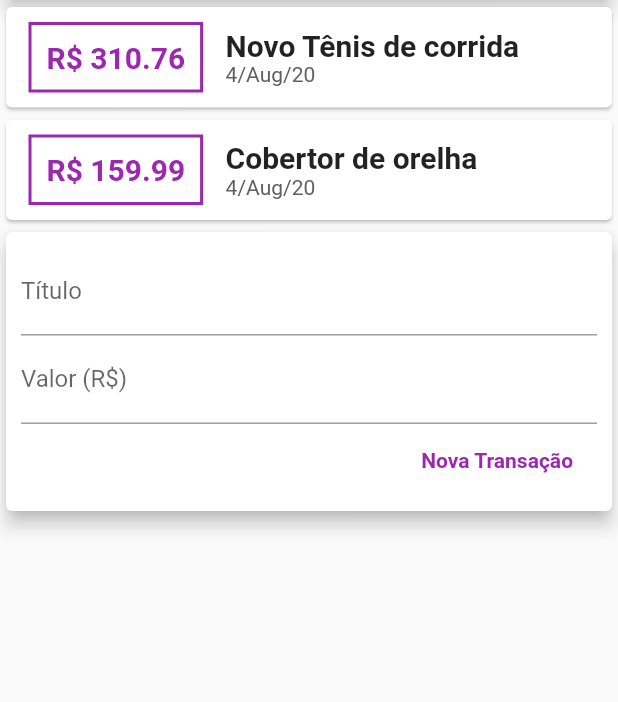
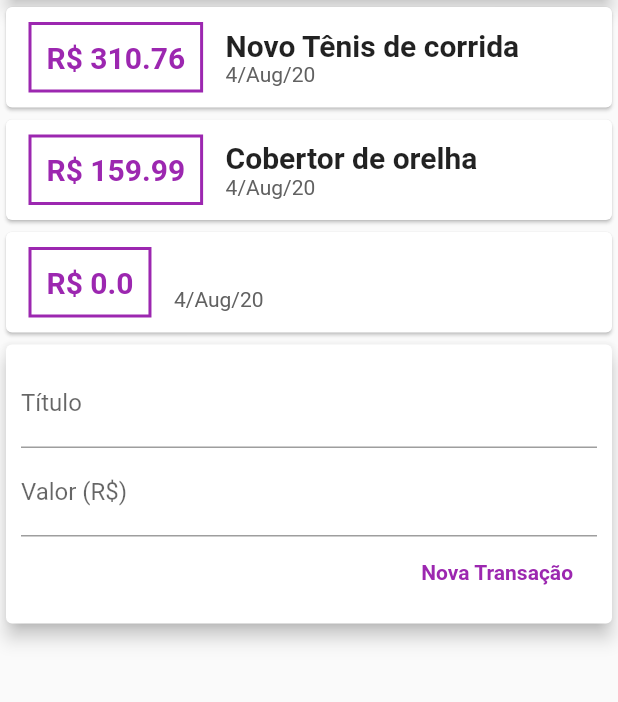
Before and after one commit to velosobr/flutter-zero-to-hero, a Flutter app: the screen it shows after launch, after a tap on "Nova Transação", on a phone screen of 412 x 824 dp, the part 119-821 px from its top. Run offline on Flutter 3.47's test engine with Material 2 defaults, Android fonts, the phone set to English and light mode, and no system bars; our stand-ins replace auto_size_text.

Commit message:
Adicionando Transação

```diff
--- a/expenses/lib/components/transaction_form.dart
+++ b/expenses/lib/components/transaction_form.dart
@@ -3,6 +3,10 @@
 class TransactionForm extends StatelessWidget {
   final titleController = TextEditingController();
   final valueController = TextEditingController();
+
+  final void Function(String, double) onSubmit;
+
+  TransactionForm(this.onSubmit);
 
   @override
   Widget build(BuildContext context) {
@@ -25,8 +29,9 @@
               children: <Widget>[
                 FlatButton(
                   onPressed: () {
-                    print(titleController.text);
-                    print(valueController.text);
+                    final title = titleController.text;
+                   final value = double.tryParse(valueController.text) ?? 0.0;
+                   onSubmit(title, value);
                   },
                   child: Text(
                     'Nova Transação',
--- a/expenses/lib/components/transactions_user.dart
+++ b/expenses/lib/components/transactions_user.dart
@@ -1,3 +1,5 @@
+import 'dart:math';
+
 import 'package:expenses/models/transaction.dart';
 import 'package:flutter/material.dart';
 import 'transaction_form.dart';
@@ -22,10 +24,26 @@
         date: DateTime.now()),
   ];
 
+  _addTransaction(String title, double value) {
+    final newTransaction = Transaction(
+      id: Random().nextDouble().toString(),
+      title: title,
+      value: value,
+      date: DateTime.now(),
+    );
+
+    setState(() {
+      _transactions.add(newTransaction);
+    });
+  }
+
   @override
   Widget build(BuildContext context) {
     return Column(
-      children: <Widget>[TransactionList(_transactions), TransactionForm()],
+      children: <Widget>[
+        TransactionList(_transactions),
+        TransactionForm(_addTransaction),
+      ],
     );
   }
 }
```
